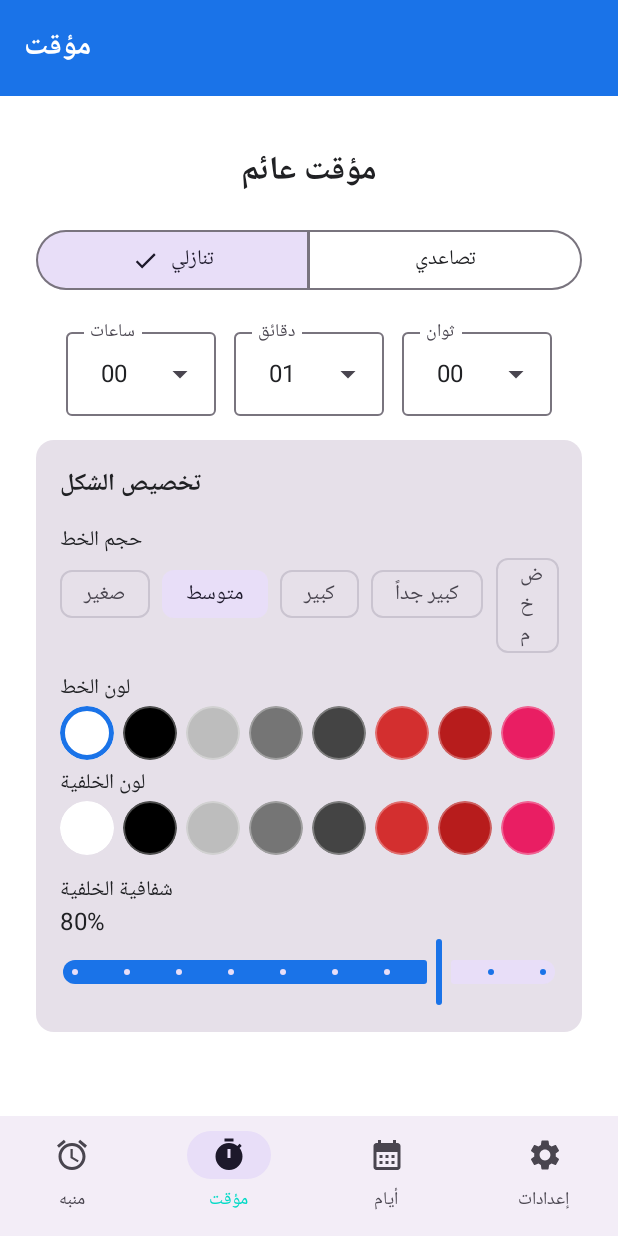
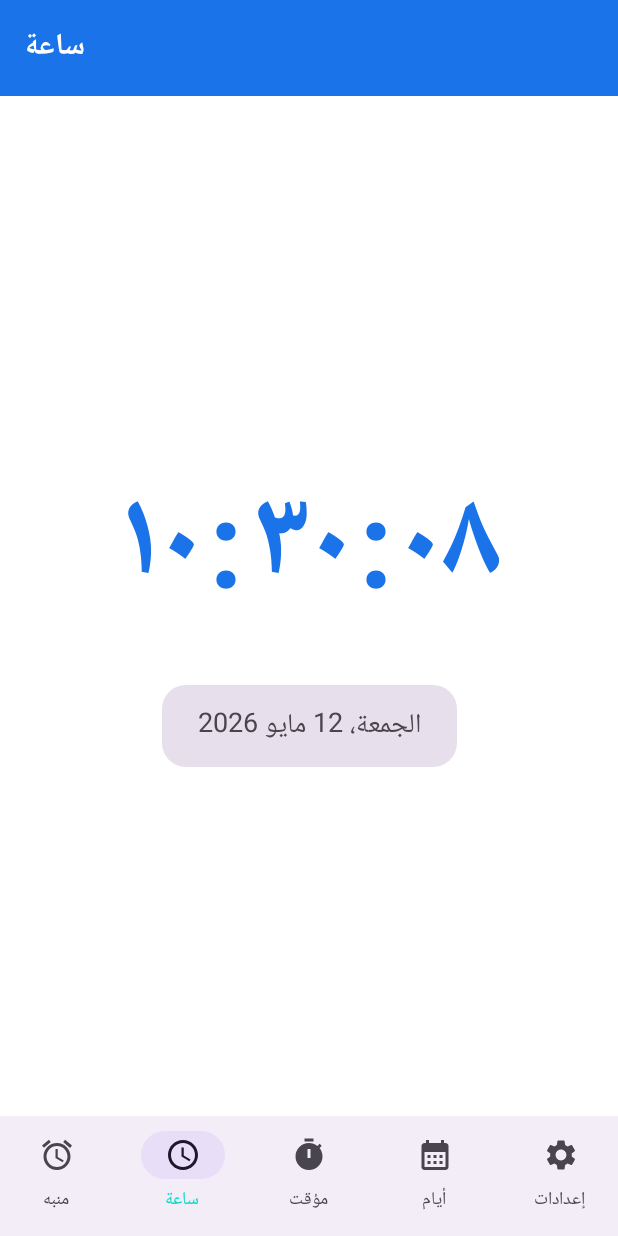
Before and after one commit to saifaldeenalani1-alt/alarmapp, an Android app built with Jetpack Compose: the screen it shows after launch (MainActivity), item 2 of the bottom bar chosen, on a phone screen of 412 x 824 dp. Run offline under Robolectric (Android 15) with nearby library versions, the light colour scheme and no system bars.

Commit message:
add elegant digital clock screen + homescreen clock widget with seconds

```diff
--- /dev/null
+++ b/app/src/main/java/com/alarmapp/ui/screens/ClockScreen.kt
@@ -0,0 +1,67 @@
+package com.alarmapp.ui.screens
+
+import androidx.compose.foundation.background
+import androidx.compose.foundation.layout.*
+import androidx.compose.foundation.shape.RoundedCornerShape
+import androidx.compose.material3.MaterialTheme
+import androidx.compose.material3.Text
+import androidx.compose.runtime.*
+import androidx.compose.ui.Alignment
+import androidx.compose.ui.Modifier
+import androidx.compose.ui.draw.clip
+import androidx.compose.ui.text.font.FontWeight
+import androidx.compose.ui.text.style.TextAlign
+import androidx.compose.ui.unit.dp
+import androidx.compose.ui.unit.sp
+import kotlinx.coroutines.delay
+import java.util.Calendar
+
+@Composable
+fun ClockScreen() {
+    var now by remember { mutableStateOf(Calendar.getInstance()) }
+
+    LaunchedEffect(Unit) {
+        while (true) {
+            now = Calendar.getInstance()
+            delay(1000)
+        }
+    }
+
+    val dayOfWeekAr = arrayOf("", "الأحد", "الإثنين", "الثلاثاء", "الأربعاء", "الخميس", "الجمعة", "السبت")
+    val monthAr = arrayOf("", "يناير", "فبراير", "مارس", "أبريل", "مايو", "يونيو", "يوليو", "أغسطس", "سبتمبر", "أكتوبر", "نوفمبر", "ديسمبر")
+
+    val h = now.get(Calendar.HOUR_OF_DAY)
+    val m = now.get(Calendar.MINUTE)
+    val s = now.get(Calendar.SECOND)
+    val dotColor = if (s % 2 == 0) MaterialTheme.colorScheme.primary else MaterialTheme.colorScheme.onSurfaceVariant
+
+    val dateText = "${dayOfWeekAr[now.get(Calendar.DAY_OF_WEEK)]}، ${now.get(Calendar.DAY_OF_MONTH)} ${monthAr[now.get(Calendar.MONTH)]} ${now.get(Calendar.YEAR)}"
+
+    Box(
+        modifier = Modifier.fillMaxSize().padding(24.dp),
+        contentAlignment = Alignment.Center
+    ) {
+        Column(horizontalAlignment = Alignment.CenterHorizontally) {
+            Row(verticalAlignment = Alignment.CenterVertically) {
+                Text("%02d".format(h), fontSize = 80.sp, fontWeight = FontWeight.Bold, color = MaterialTheme.colorScheme.primary)
+                Text(":", fontSize = 80.sp, fontWeight = FontWeight.Bold, color = dotColor, modifier = Modifier.padding(horizontal = 4.dp))
+                Text("%02d".format(m), fontSize = 80.sp, fontWeight = FontWeight.Bold, color = MaterialTheme.colorScheme.primary)
+                Text(":", fontSize = 80.sp, fontWeight = FontWeight.Bold, color = dotColor, modifier = Modifier.padding(horizontal = 4.dp))
+                Text("%02d".format(s), fontSize = 80.sp, fontWeight = FontWeight.Bold, color = MaterialTheme.colorScheme.primary)
+            }
+
+            Spacer(Modifier.height(24.dp))
+
+            Text(
+                text = dateText,
+                fontSize = 18.sp,
+                color = MaterialTheme.colorScheme.onSurfaceVariant,
+                textAlign = TextAlign.Center,
+                modifier = Modifier
+                    .clip(RoundedCornerShape(16.dp))
+                    .background(MaterialTheme.colorScheme.surfaceVariant)
+                    .padding(horizontal = 24.dp, vertical = 12.dp)
+            )
+        }
+    }
+}
--- a/app/src/main/java/com/alarmapp/ui/screens/MainScreen.kt
+++ b/app/src/main/java/com/alarmapp/ui/screens/MainScreen.kt
@@ -2,6 +2,7 @@ package com.alarmapp.ui.screens
 
 import androidx.compose.foundation.layout.padding
 import androidx.compose.material.icons.Icons
+import androidx.compose.material.icons.filled.AccessTime
 import androidx.compose.material.icons.filled.Alarm
 import androidx.compose.material.icons.filled.CalendarMonth
 import androidx.compose.material.icons.filled.Settings
@@ -24,6 +25,7 @@ fun MainScreen(
     val tabs = remember {
         listOf(
             TabItem("منبه", Icons.Default.Alarm) { AlarmScreen() },
+            TabItem("ساعة", Icons.Default.AccessTime) { ClockScreen() },
             TabItem("مؤقت", Icons.Default.Timer) { TimerScreen() },
             TabItem("أيام", Icons.Default.CalendarMonth) { DayCounterScreen() },
             TabItem("إعدادات", Icons.Default.Settings) { SettingsScreen(
--- a/app/src/main/res/values/strings.xml
+++ b/app/src/main/res/values/strings.xml
@@ -60,6 +60,7 @@
     <string name="customize">تخصيص</string>
     <string name="reset_defaults">إعادة الإعدادات الافتراضية</string>
     <string name="about">حول التطبيق</string>
+    <string name="clock">الساعة</string>
     <string name="version">الإصدار 1.0</string>
     <string name="welcome_description">تطبيق المنبه والمؤقت المتكامل\nجميع الحقوق محفوظة</string>
 </resources>
```
Also changed, not shown: app/src/main/AndroidManifest.xml (+11 -0 lines), app/src/main/java/com/alarmapp/widget/ClockWidget.kt (added, +20 -0 lines), app/src/main/res/layout/widget_clock.xml (added, +22 -0 lines), app/src/main/res/xml/widget_clock_info.xml (added, +13 -0 lines).
